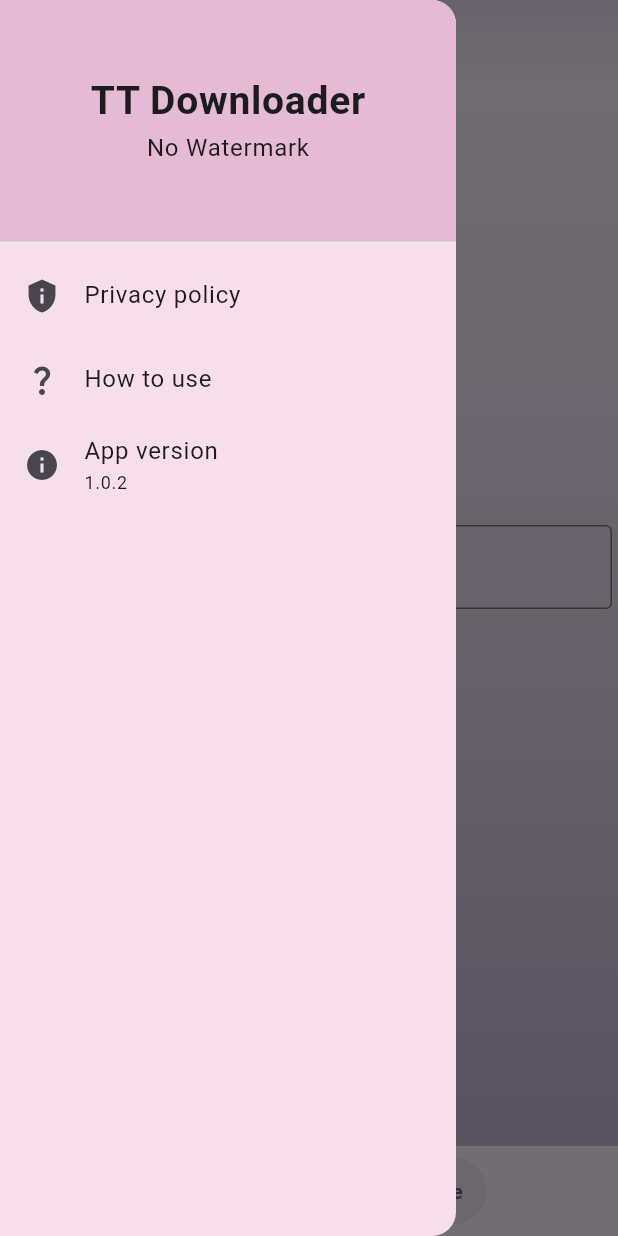
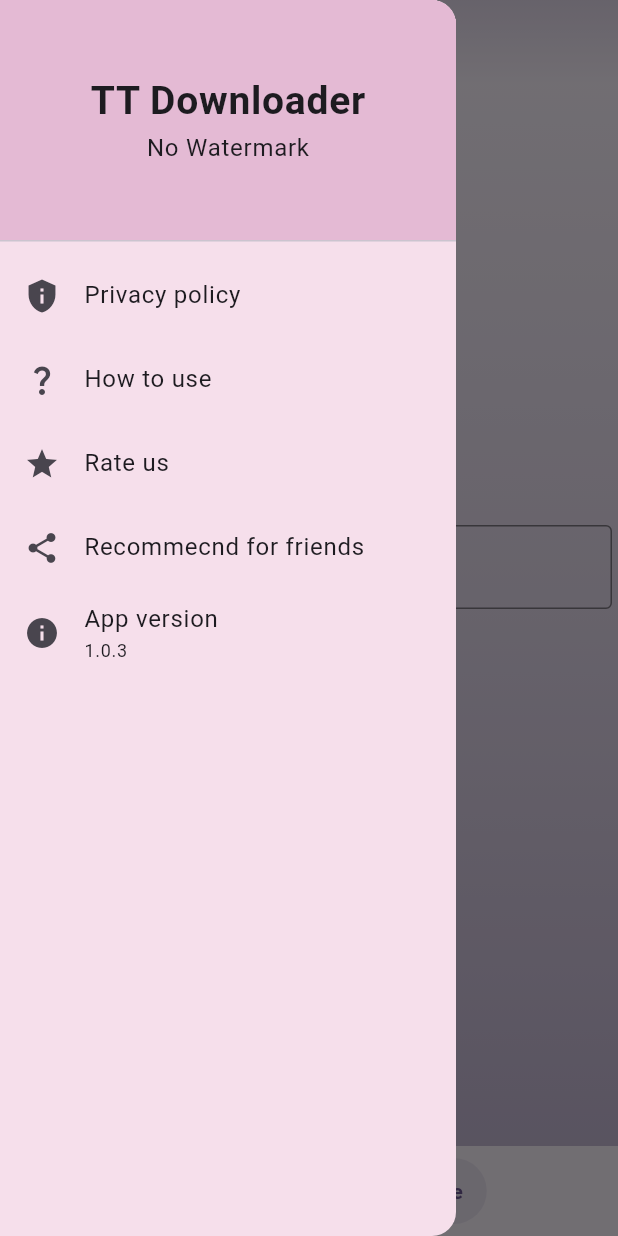
Before and after one commit to safa2h/tiko, a Flutter app: the screen it shows after launch, with the side drawer open, on a phone screen of 412 x 824 dp. Run offline on Flutter 3.47's test engine with Material 2 defaults, Android fonts, the phone set to English and light mode, and no system bars; drawn by our look-alikes of salomon_bottom_bar; our stand-ins replace cached_network_image, connectivity_plus, dio, firebase_core, firebase_messaging, flutter_bloc and 12 more; missing offline and left inert: clipboard, video_thumbnail; accounts and stored records are empty.

Commit message:
changes for commit

```diff
--- a/lib/common/http_service.dart
+++ b/lib/common/http_service.dart
@@ -27,8 +27,7 @@ class HttpService implements IHttpservice {
           baseUrl: 'https://tiktok-download-without-watermark.p.rapidapi.com/'),
     )..interceptors.add(InterceptorsWrapper(
         onRequest: (options, handler) {
-          options.headers['X-RapidAPI-Key'] =
-              "92b136a240mshee8485bcbf21bdfp19e05djsn4d2d5770491c";
+          options.headers['X-RapidAPI-Key'] = "api";
           options.headers['X-RapidAPI-Host'] =
               'tiktok-download-without-watermark.p.rapidapi.com';
           handler.next(options);
--- a/lib/root.dart
+++ b/lib/root.dart
@@ -3,6 +3,7 @@ import 'package:flutter/material.dart';
 import 'package:google_mobile_ads/google_mobile_ads.dart';
 import 'package:in_app_review/in_app_review.dart';
 import 'package:salomon_bottom_bar/salomon_bottom_bar.dart';
+import 'package:share_plus/share_plus.dart';
 import 'package:tiko/common/ad_manager.dart';
 import 'package:tiko/common/consts.dart';
 import 'package:tiko/features/archive/archive_screen.dart';
@@ -45,9 +46,22 @@ class _RoootScreenState extends State<RoootScreen> {
     }
   }
 
+  Future<void> _shareApp() async {
+    final result = await Share.shareWithResult(
+        'check out my Application https://play.google.com/store/apps/details?id=com.devsa.tiko');
+
+    if (result.status == ShareResultStatus.success) {
+      print('Thank you for sharing...');
+      ScaffoldMessenger.of(context)
+          .showSnackBar(SnackBar(content: Text('Thank you for sharing...')));
+    }
+  }
+
   Future<void> _appRevieww() async {
     if (await inAppReview.isAvailable()) {
-      inAppReview.requestReview();
+      Future.delayed(const Duration(seconds: 2), () {
+        inAppReview.requestReview();
+      });
     }
   }
 
@@ -147,6 +161,22 @@ class _RoootScreenState extends State<RoootScreen> {
                 },
               ),
               ListTile(
+                leading: const Icon(Icons.star),
+                title: const Text(Constanse.rateUs),
+                onTap: () {
+                  _appRevieww();
+                  Navigator.pop(context);
+                },
+              ),
+              ListTile(
+                leading: const Icon(Icons.share),
+                title: const Text(Constanse.recommecndFriends),
+                onTap: () {
+                  _shareApp();
+                  Navigator.pop(context);
+                },
+              ),
+              ListTile(
                 leading: const Icon(Icons.info),
                 title: const Column(
                   crossAxisAlignment: CrossAxisAlignment.start,
@@ -154,7 +184,7 @@ class _RoootScreenState extends State<RoootScreen> {
                   children: [
                     Text(Constanse.about),
                     Text(
-                      '1.0.2',
+                      '1.0.3',
                       style: TextStyle(fontSize: 12),
                     )
                   ],
@@ -211,7 +241,7 @@ class _RoootScreenState extends State<RoootScreen> {
               child: Row(
                 children: [
                   Padding(
-                    padding: const EdgeInsets.only(top: 24, left: 10),
+                    padding: const EdgeInsets.only(top: 30, left: 10),
                     child: IconButton(
                         onPressed: () {
                           _key.currentState!.openDrawer();
--- a/pubspec.yaml
+++ b/pubspec.yaml
@@ -16,7 +16,7 @@ publish_to: 'none' # Remove this line if you wish to publish to pub.dev
 # https://developer.apple.com/library/archive/documentation/General/Reference/InfoPlistKeyReference/Articles/CoreFoundationKeys.html
 # In Windows, build-name is used as the major, minor, and patch parts
 # of the product and file versions while build-number is used as the build suffix.
-version: 1.0.2+3
+version: 1.0.3+5
 
 environment:
   sdk: '>=3.0.5 <4.0.0'
@@ -45,7 +45,6 @@ dependencies:
   equatable: ^2.0.5
   cached_network_image: ^3.2.3
   google_mobile_ads: ^3.0.0
-  percent_indicator: ^4.2.3
   connectivity_plus: ^4.0.2
   internet_connection_checker: ^1.0.0+1
   clipboard: ^0.1.3
```
Also changed, not shown: pubspec.lock.
